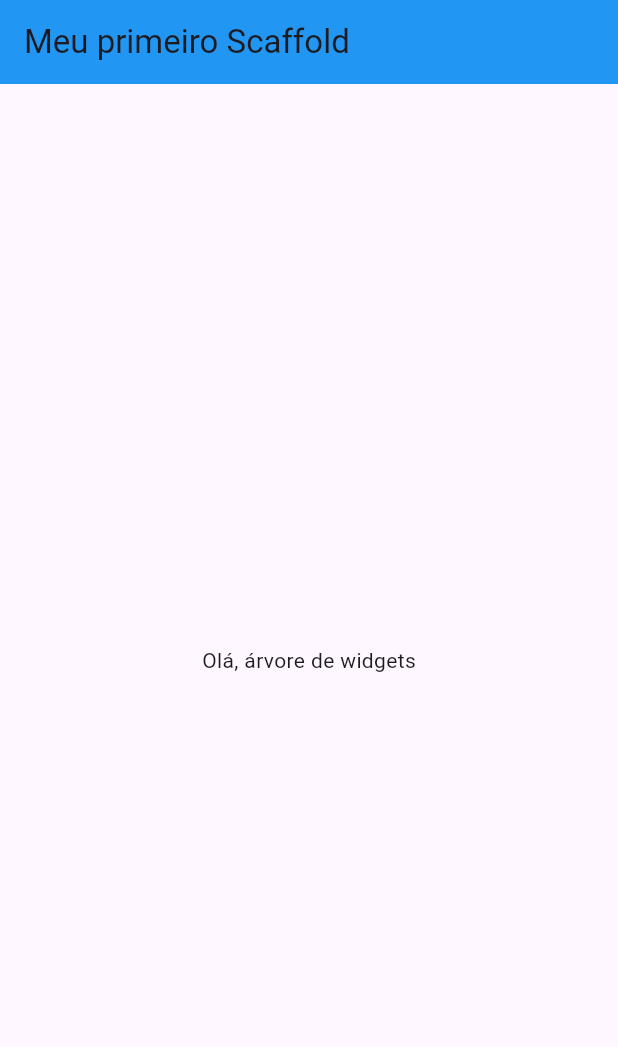
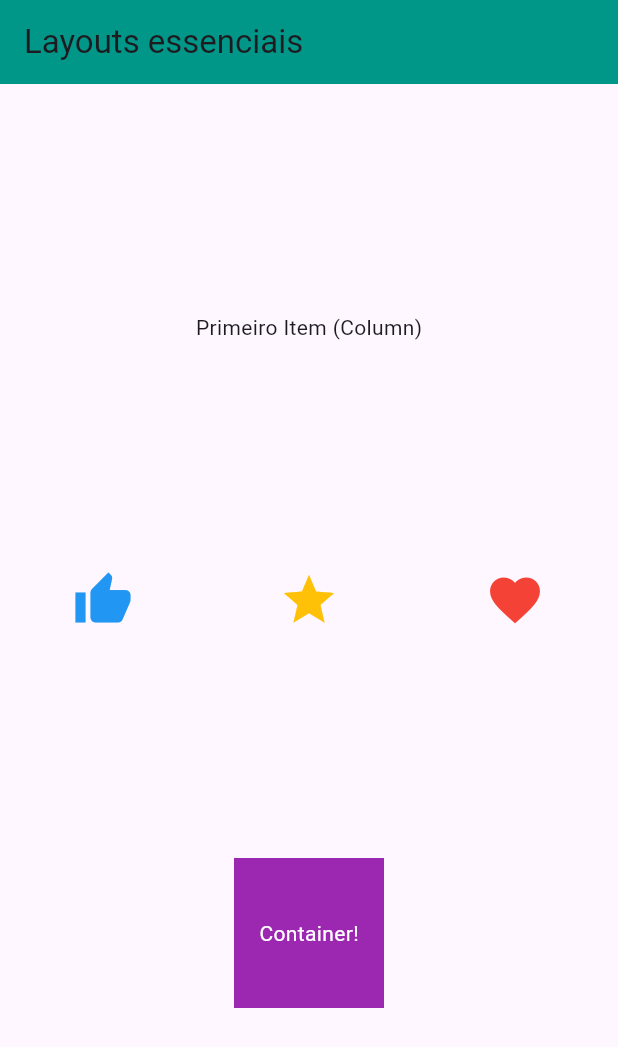
Before and after one commit to DanielAlmeida19/FlutterTutorial, a Flutter app: the screen it shows after launch, on a phone screen of 412 x 824 dp. Shown: the top 1047 px of the screen. Run offline on Flutter 3.47's test engine with Material 3 defaults, Android fonts, the phone set to English and light mode, and no system bars.

Commit message:
feat: rows, columns and containers

```diff
--- a/lib/main.dart
+++ b/lib/main.dart
@@ -19,12 +19,36 @@ class MeuApp extends StatelessWidget {
             // 2. Scaffold: é a estrutura básica de tela (cabeçalho, corpo, etc.)
             home: Scaffold(
                 appBar: AppBar(
-                    title: Text("Meu primeiro Scaffold"),
-                    backgroundColor: Colors.blue,
+                    title: Text("Layouts essenciais"),
+                    backgroundColor: Colors.teal,
                 ),
-                body: Center(
-                    child: Text("Olá, árvore de widgets"),
-                ),
+                body: Column( // Começando a coluna principal
+                    // Alinha os itens na vertical (Main Axis)
+                    mainAxisAlignment: MainAxisAlignment.spaceEvenly,
+                    // Alinha os itens na horizontal (Cross Axis)
+                    crossAxisAlignment: CrossAxisAlignment.center,
+                    children: <Widget>[ // A lista de Widgets filhos
+                        const Text("Primeiro Item (Column)"),
+
+                        // Row aninhada (Layout horizontal)
+                        Row(
+                            mainAxisAlignment: MainAxisAlignment.spaceAround,
+                            children: const <Widget>[
+                                Icon(Icons.thumb_up, color: Colors.blue, size: 40,),
+                                Icon(Icons.star, color: Colors.amber, size: 40,),
+                                Icon(Icons.favorite, color: Colors.red, size: 40,),
+                            ],
+                        ),
+
+                        Container(
+                            height: 100,
+                            width: 100,
+                            color: Colors.purple,
+                            alignment: Alignment.center,
+                            child: const Text("Container!", style: TextStyle(color: Colors.white),),
+                        )
+                    ],
+                )
             ),
         );
     }
```
